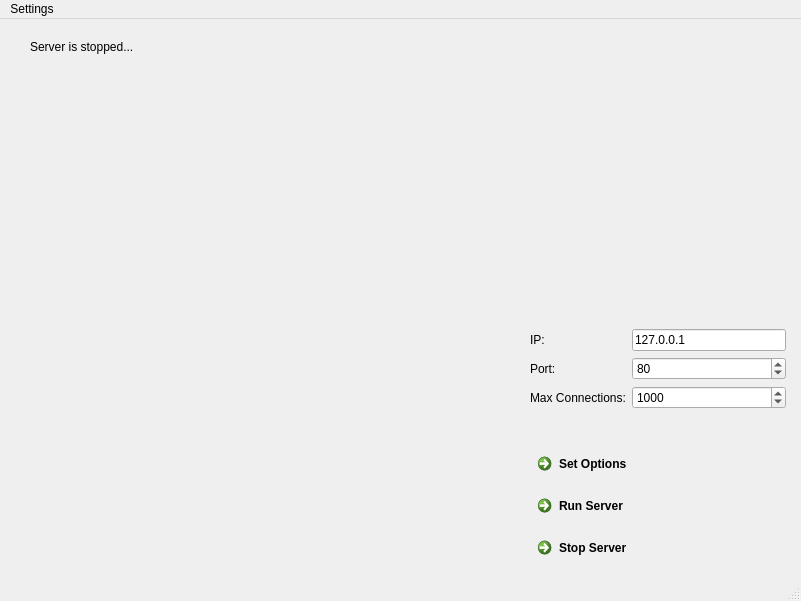
The window that mainwindow.ui (AlexNov87/chatqt) describes before a commit, drawn with Qt 5.
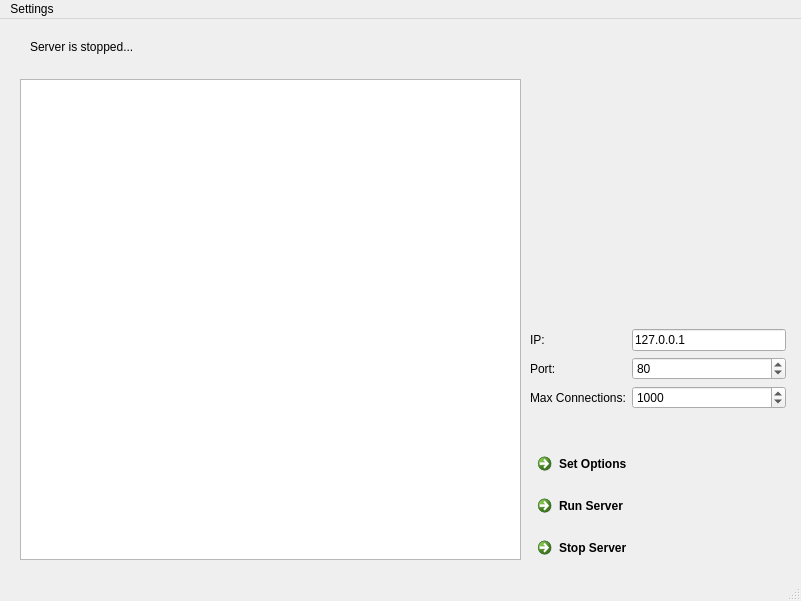
The same window after the commit. Icons and pictures are not drawn.

Diff of the .ui file:
```diff
--- a/mainwindow.ui
+++ b/mainwindow.ui
@@ -128,6 +128,16 @@
      </item>
     </layout>
    </widget>
+   <widget class="QListWidget" name="lw_events">
+    <property name="geometry">
+     <rect>
+      <x>20</x>
+      <y>60</y>
+      <width>501</width>
+      <height>481</height>
+     </rect>
+    </property>
+   </widget>
   </widget>
   <widget class="QMenuBar" name="menubar">
    <property name="geometry">
```
